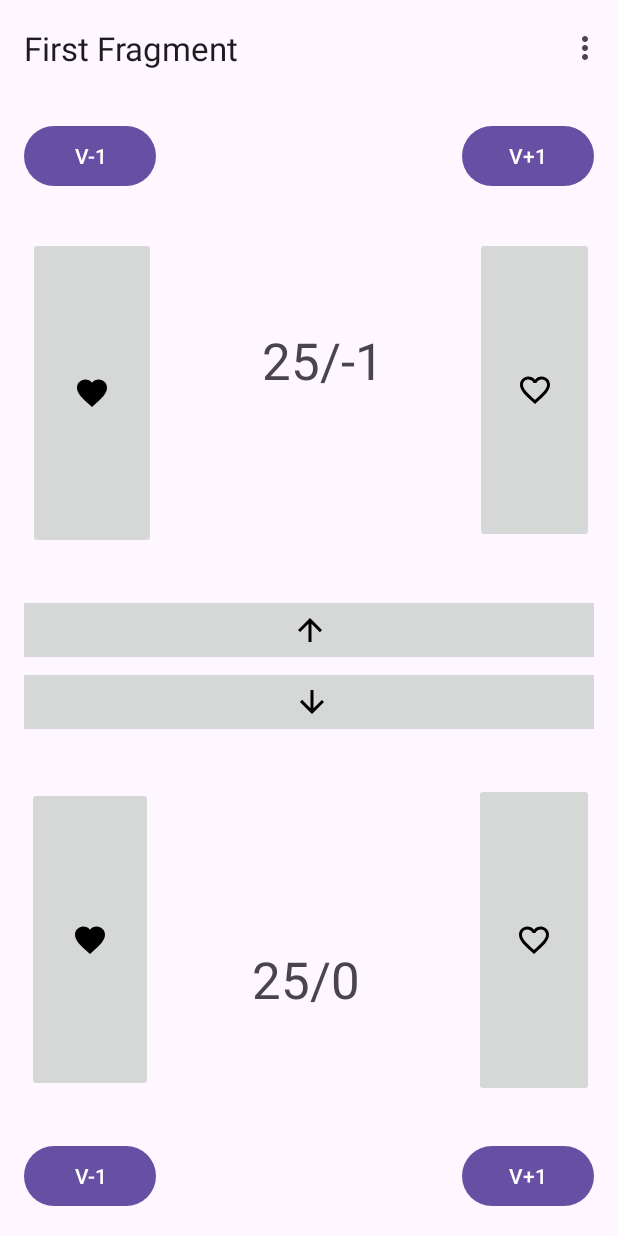
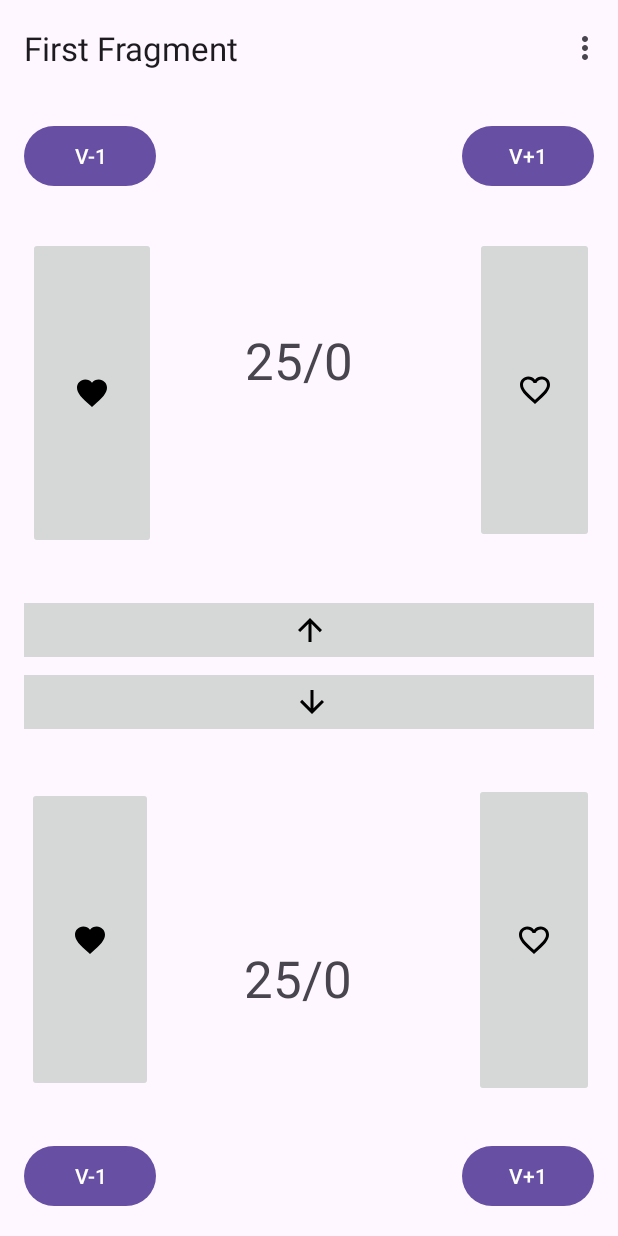
Before and after one commit to Arivera03/MagicJava, an Android app: the screen it shows after launch (MainActivity), after a tap on "V-1", on a phone screen of 412 x 824 dp. Run offline under Robolectric (Android 15) with nearby library versions, the phone set to English and light mode, and no system bars; our stand-ins replace navigation-ui.

Commit message:
FUNCIONAN LOS BOTONES

```diff
--- a/app/src/main/java/com/example/magicjava/FirstFragment.java
+++ b/app/src/main/java/com/example/magicjava/FirstFragment.java
@@ -51,6 +51,7 @@ public class FirstFragment extends Fragment {
         anadirVidaP1 = binding.AnadirVidaP1;
         venenoMenosP2 = binding.VenenoMenosP2;
         venenoMasP2 = binding.VenenoMasP2;
+        pasarVidaP2aP1 = binding.PasarVidaP2aP1;
 
         quitarVidaP1.setOnClickListener(new View.OnClickListener() {
             @Override
@@ -78,7 +79,11 @@ public class FirstFragment extends Fragment {
                 String infovidap2[] = vidap2.getText().toString().split("/");
                 venenop2 = Integer.parseInt(infovidap2[1]);
                 venenop2--;
-                vidap2.setText(saludp2 + "/" + venenop2);
+                if (venenop2 <= -1){
+                    venenop2++;
+                } else {
+                    vidap2.setText(saludp2 + "/" + venenop2);
+                }
             }
         });
 
@@ -91,6 +96,26 @@ public class FirstFragment extends Fragment {
                 vidap2.setText(saludp2 + "/" + venenop2);
             }
         });
+
+        pasarVidaP2aP1.setOnClickListener(new View.OnClickListener() {
+            @Override
+            public void onClick(View e) {
+                String infovidap1[] = vidap1.getText().toString().split("/");
+                saludp1 = Integer.parseInt(infovidap1[0]);
+                saludp1++;
+                String infovidap2[] = vidap2.getText().toString().split("/");
+                saludp2 = Integer.parseInt(infovidap2[0]);
+                if (saludp2 == 0){
+                    saludp1--;
+                } else {
+                    saludp2--;
+                    vidap1.setText(saludp1 + "/" + venenop1);
+                    vidap2.setText(saludp2 + "/" + venenop2);
+                }
+
+            }
+        });
+
 
 
         binding.VenenoMasP1.setOnClickListener(v ->
--- a/app/src/main/res/layout/fragment_first.xml
+++ b/app/src/main/res/layout/fragment_first.xml
@@ -62,7 +62,7 @@
 
     <TextView
         android:id="@+id/VIdaP2"
-        android:layout_width="82dp"
+        android:layout_width="93dp"
         android:layout_height="42dp"
         android:layout_marginEnd="60dp"
         android:text="25/0"
@@ -103,8 +103,8 @@
 
     <TextView
         android:id="@+id/VidaP1"
-        android:layout_width="82dp"
-        android:layout_height="40dp"
+        android:layout_width="93dp"
+        android:layout_height="42dp"
         android:text="25/0"
         android:textSize="34sp"
         app:layout_constraintBottom_toBottomOf="parent"
```
